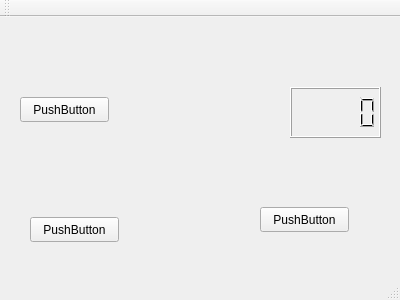
First picture: the form in coursCpp/Chronometre/chronometre.ui, repository SRThibaultP/coursDeLattre20-21, before the edit.
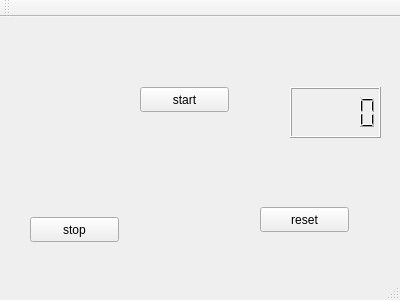
Second picture: the form after the edit.

```diff
--- a/coursCpp/Chronometre/chronometre.ui
+++ b/coursCpp/Chronometre/chronometre.ui
@@ -27,14 +27,14 @@
    <widget class="QPushButton" name="pushButton">
     <property name="geometry">
      <rect>
-      <x>20</x>
-      <y>80</y>
+      <x>140</x>
+      <y>70</y>
       <width>89</width>
       <height>25</height>
      </rect>
     </property>
     <property name="text">
-     <string>PushButton</string>
+     <string>start</string>
     </property>
    </widget>
    <widget class="QPushButton" name="pushButton_2">
@@ -47,7 +47,7 @@
      </rect>
     </property>
     <property name="text">
-     <string>PushButton</string>
+     <string>stop</string>
     </property>
    </widget>
    <widget class="QPushButton" name="pushButton_3">
@@ -60,7 +60,7 @@
      </rect>
     </property>
     <property name="text">
-     <string>PushButton</string>
+     <string>reset</string>
     </property>
    </widget>
   </widget>
```
Left out of the diff: 9 changed lines with no effect on the pictures.
